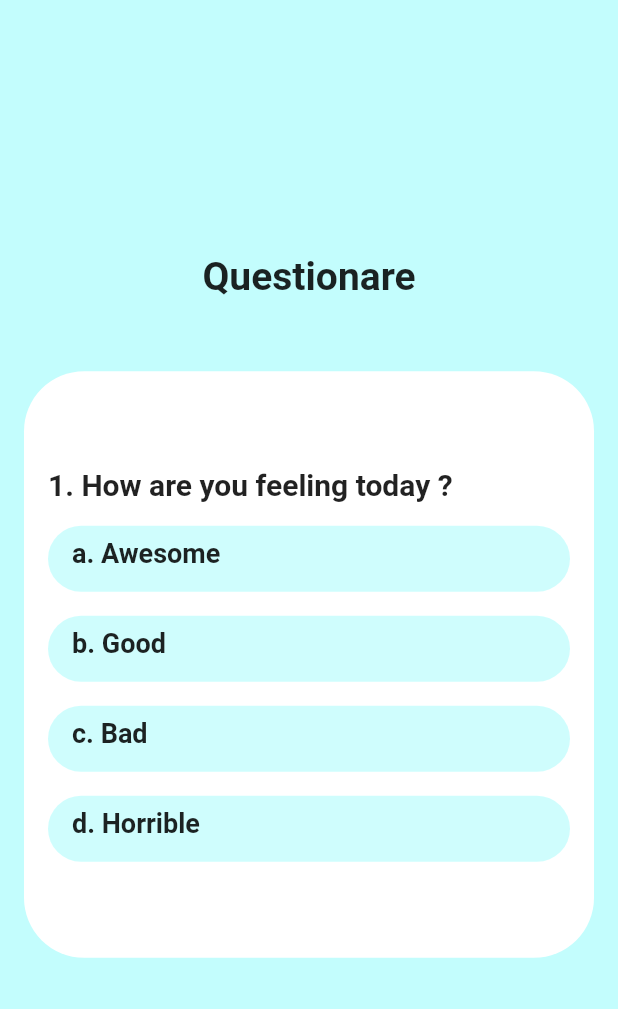
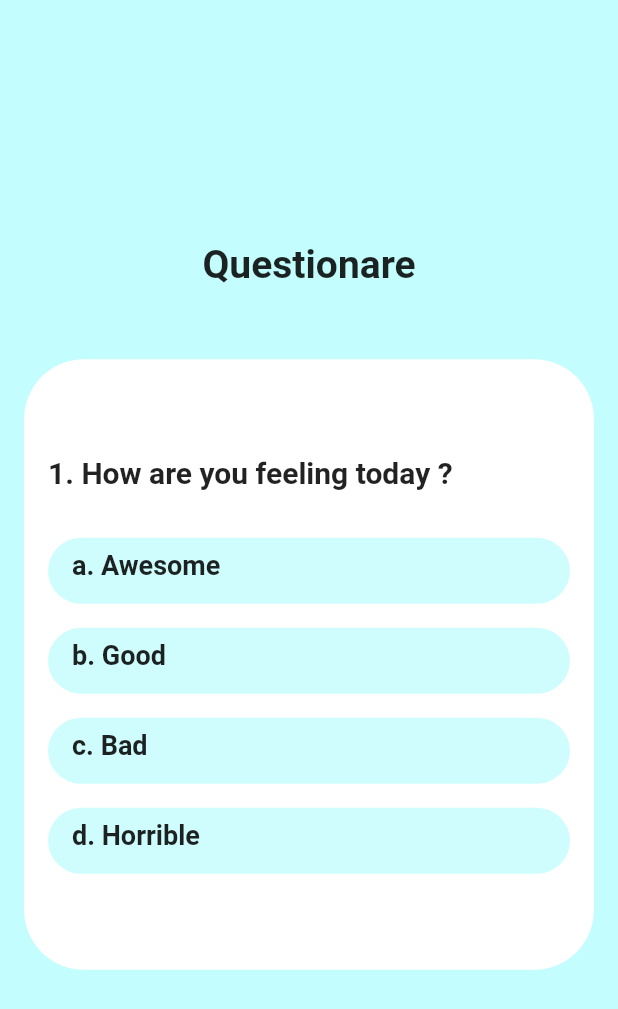
Before and after one commit to mtabishk/kiran-app-ws, a Flutter app: the QuestionarePage screen opened directly, on a phone screen of 412 x 824 dp. Shown: the top 1009 px of the screen. Run offline on Flutter 3.47's test engine with Material 2 defaults, Android fonts, the phone set to English and light mode, and no system bars.

```diff
--- a/kiran_user_app/lib/app/onboarding/questionare_page.dart
+++ b/kiran_user_app/lib/app/onboarding/questionare_page.dart
@@ -41,7 +41,7 @@ class QuestionarePage extends StatelessWidget {
                               fontSize: 20.0,
                               fontWeight: FontWeight.w600,
                             )),
-                        SizedBox(height: 16.0),
+                        SizedBox(height: 32.0),
                         Container(
                           height: 44,
                           width: double.infinity,
```
